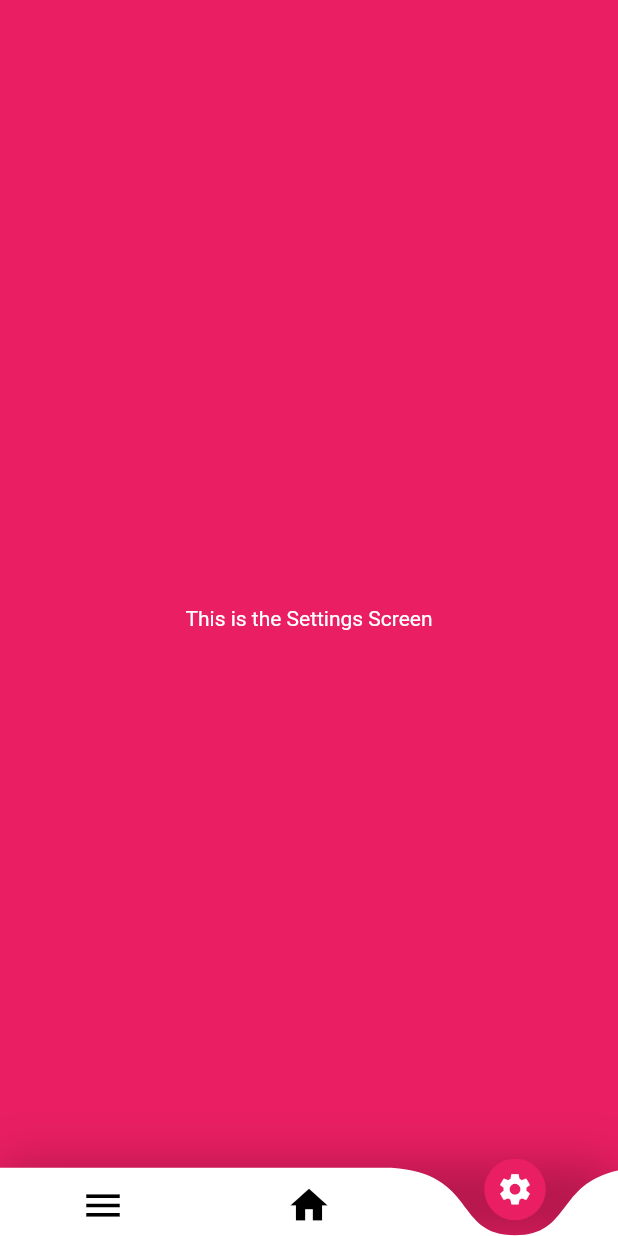
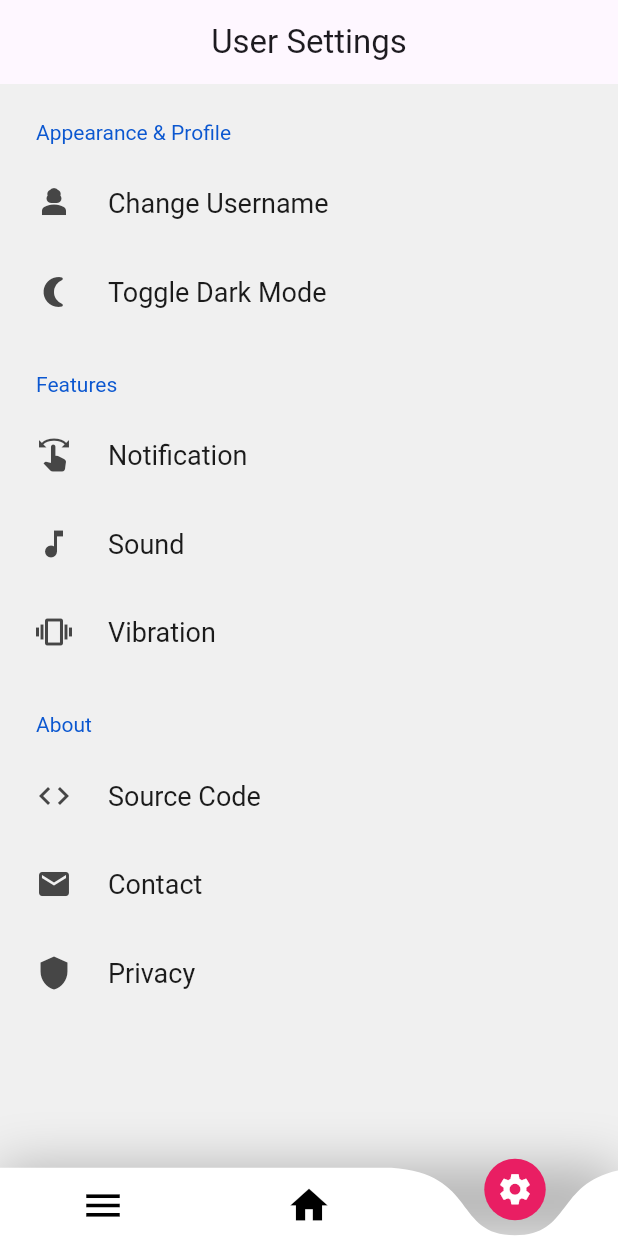
Before and after one commit to Addy2004/RemindMe, a Flutter app: the screen it shows after launch, swiped to page 3, on a phone screen of 412 x 824 dp. Run offline on Flutter 3.47's test engine with Material 2 defaults, Android fonts, the light colour scheme and no system bars; drawn by our look-alikes of settings_ui; our stand-ins replace get, table_calendar.

Commit message:
added things to setting page(dark mode, and several buttons), frontend of the settings page is done

```diff
--- a/lib/main.dart
+++ b/lib/main.dart
@@ -1,5 +1,8 @@
 import 'package:flutter/material.dart';
+import 'package:get/get_navigation/src/root/get_material_app.dart';
 import 'package:remind_me/models/reminder_data.dart';
+import 'package:remind_me/services/theme_services.dart';
+import 'Utils/appcolors.dart';
 import 'screens/main_screen.dart';
 import 'package:flutter/services.dart';
 import 'package:provider/provider.dart';
@@ -24,10 +27,14 @@ class MyApp extends StatelessWidget {
     SystemChrome.setSystemUIOverlayStyle(const SystemUiOverlayStyle(statusBarColor: Colors.transparent),);
     return ChangeNotifierProvider(
       create: (context) => ReminderData(),
-      child: MaterialApp(
-        scrollBehavior: NoGlowEffect(),
-        //To disable Widget Splash Effect
-        theme: ThemeData(
+      child:
+      GetMaterialApp(
+      darkTheme: Themes.dark,
+      themeMode: ThemeServices().theme,
+      scrollBehavior: NoGlowEffect(),
+      //To disable Widget Splash Effect
+      theme: ThemeData(
+          useMaterial3: true,
           dividerColor: Colors.transparent,
           splashColor: Colors.transparent,
           highlightColor: Colors.transparent,
--- a/lib/screens/main_screen.dart
+++ b/lib/screens/main_screen.dart
@@ -45,7 +45,7 @@ SwitchIcon(switchIconColorCondition: 2 == currentIndex, icon: Icons.settings)
             });
 
           },
-          children: const [MenuScreen(), HomeScreen(), SettingsScreen()],
+          children:  [MenuScreen(), HomeScreen(), SettingsScreen()],
         ),
         bottomNavigationBar: CurvedNavigationBar(
           animationCurve: Curves.easeInQuart,
--- a/lib/screens/settings_screen.dart
+++ b/lib/screens/settings_screen.dart
@@ -1,13 +1,135 @@
+// ignore_for_file: prefer_const_constructors, prefer_const_literals_to_create_immutables
+
 import 'package:flutter/material.dart';
+import 'package:get/get.dart';
+import 'package:get/get_core/src/get_main.dart';
+import 'package:settings_ui/settings_ui.dart';
+import '../Utils/custom_snackbar.dart';
+import '../services/theme_services.dart';
 
 class SettingsScreen extends StatelessWidget {
-  const SettingsScreen({Key? key}) : super(key: key);
-
   @override
   Widget build(BuildContext context) {
+    bool dell = true;
+    bool dell2 = true;
+    bool dell3 = true;
+
+    // isLocked = false;
+    // isChangePassword = false;
     //TODO Settings Screen
-    return const Center(
-      child: Text('This is the Settings Screen', style: TextStyle(color: Colors.white),),
+    return Scaffold(
+      appBar: AppBar(
+        backgroundColor: Colors.transparent,
+        elevation: 0.0,
+        centerTitle: true,
+        title: Text('User Settings'),
+      ),
+      body:
+      SettingsList(
+        sections: [
+          SettingsSection(
+            title: Text('Appearance & Profile'),
+            tiles: [
+              SettingsTile.navigation(
+                leading: Icon(Icons.person_3),
+                title: Text('Change Username'),
+                onPressed: (context) {},
+              ),
+              SettingsTile.navigation(
+                leading: Icon(Icons.nightlight_round),
+                title: Text('Toggle Dark Mode'),
+                onPressed: (context) {
+                  snackUndo("Theme Changed", () {});
+                  ThemeServices().switchTheme();
+                },
+              ),
+            ],
+          ),
+          SettingsSection(
+            title: Text('Features'),
+            tiles: [
+              SettingsTile.navigation(
+                leading: Icon(Icons.swipe),
+                title: Text('Notification'),
+                onPressed: (context) {
+                  if (dell2 == true) {
+                    snackUndo("Notification Enabled", () {
+                      clearSnackbar();
+                    });
+                    ;
+                    dell2 = false;
+                  } else {
+                    snackUndo("Notification Disabled", () {
+                      clearSnackbar();
+                    });
+                    ;
+                    dell2 = true;
+                  }
+                },
+              ),
+              SettingsTile.navigation(
+                leading: Icon(Icons.music_note),
+                title: Text('Sound'),
+                onPressed: (context) {
+                  if (dell3 == true) {
+                    snackUndo("Sound Enabled", () {
+                      clearSnackbar();
+                    });
+                    ;
+                    dell3 = false;
+                  } else {
+                    snackUndo("Sound Disabled", () {
+                      clearSnackbar();
+                    });
+                    ;
+                    dell3 = true;
+                  }
+                },
+              ),
+              SettingsTile.navigation(
+                leading: Icon(Icons.vibration),
+                title: Text('Vibration'),
+                onPressed: (context) {
+                  if (dell == true) {
+                    snackUndo("Vibration Enabled", () {
+                      clearSnackbar();
+                    });
+                    ;
+                    dell = false;
+                  } else {
+                    snackUndo("Vibration Disabled", () {
+                      clearSnackbar();
+                    });
+                    ;
+                    dell = true;
+                  }
+                },
+              ),
+            ],
+          ),
+          SettingsSection(
+            title: Text('About'),
+            tiles: [
+              SettingsTile.navigation(
+                leading: Icon(Icons.code),
+                title: Text('Source Code'),
+                onPressed: (context) {},
+              ),
+              SettingsTile.navigation(
+                leading: Icon(Icons.email),
+                title: Text('Contact'),
+                onPressed: (context) {
+                },
+              ),
+              SettingsTile.navigation(
+                leading: Icon(Icons.shield),
+                title: Text('Privacy'),
+                onPressed: (context) {},
+              ),
+            ],
+          ),
+        ],
+      ),
     );
   }
 }
--- a/pubspec.yaml
+++ b/pubspec.yaml
@@ -32,8 +32,14 @@ dependencies:
   flutter:
     sdk: flutter
   intl: ^0.18.0
+  get: ^4.6.5
+  flutter_local_notifications:
+  settings_ui: ^2.0.2
+  get_storage: ^2.0.3
   table_calendar: ^3.0.9
   provider: ^6.0.5
+  flutter_native_timezone:
+
 
   # The following adds the Cupertino Icons font to your application.
   # Use with the CupertinoIcons class for iOS style icons.
```
Also changed, not shown: pubspec.lock, 1 other file.
